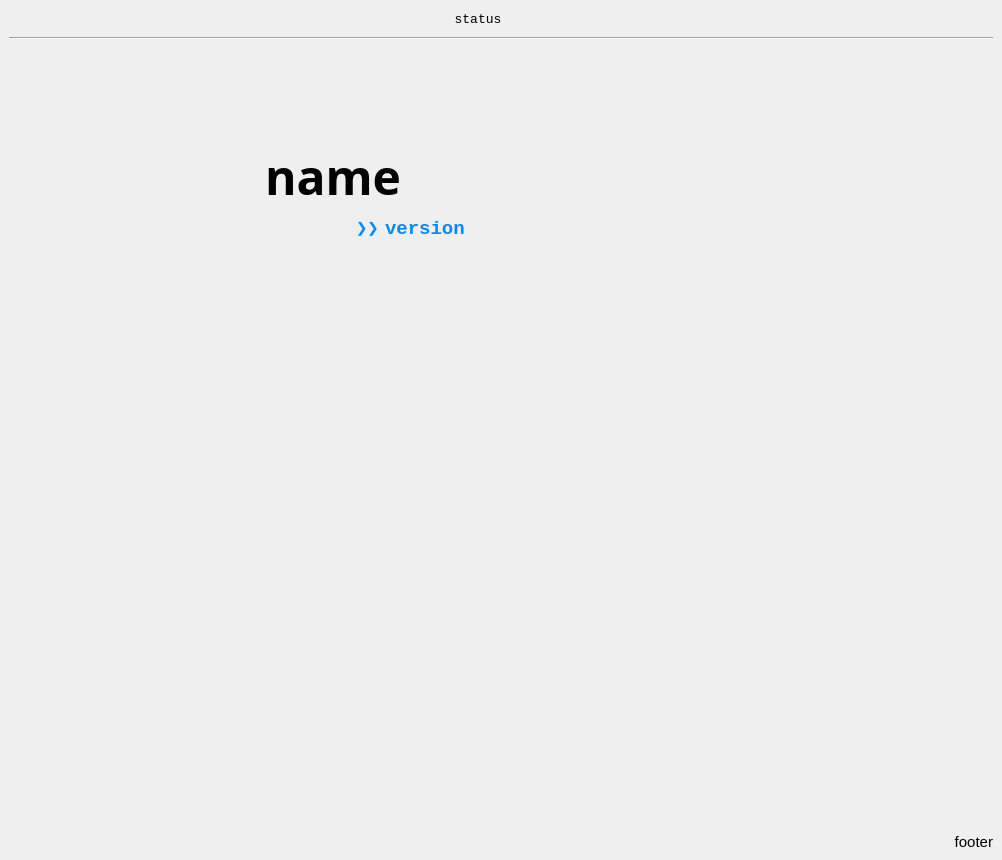
This is OTModules/OTGeneric/wstartupscreen.ui in pietr26/OMSI-Tools as Qt 5 draws it before an edit. The edited form follows.
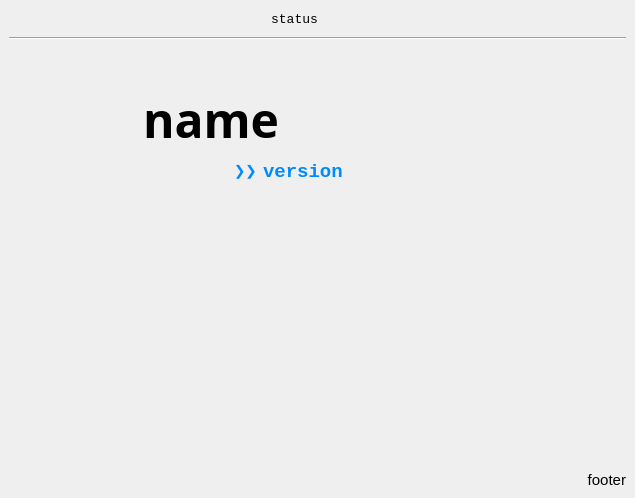
This is the edited form. Icons and pictures are not drawn.

Commit message: Resized standard size of startup screen

The edit to the form file:
```diff
--- a/OTModules/OTGeneric/wstartupscreen.ui
+++ b/OTModules/OTGeneric/wstartupscreen.ui
@@ -6,8 +6,8 @@
    <rect>
     <x>0</x>
     <y>0</y>
-    <width>1002</width>
-    <height>860</height>
+    <width>635</width>
+    <height>498</height>
    </rect>
   </property>
   <property name="windowTitle">
```
